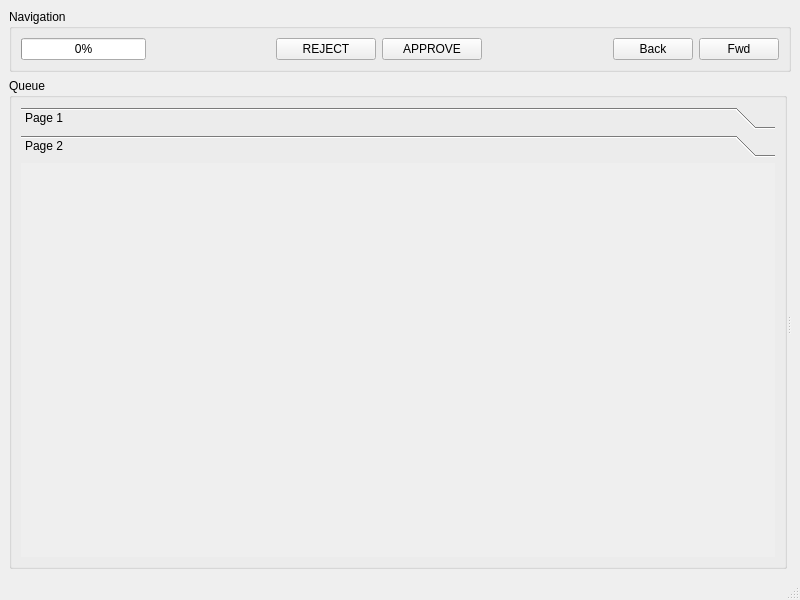
First picture: the form in src/qtgui/MainWindow/UI/MainUI.ui, repository tsole0/saspub-reviewer, before the edit.
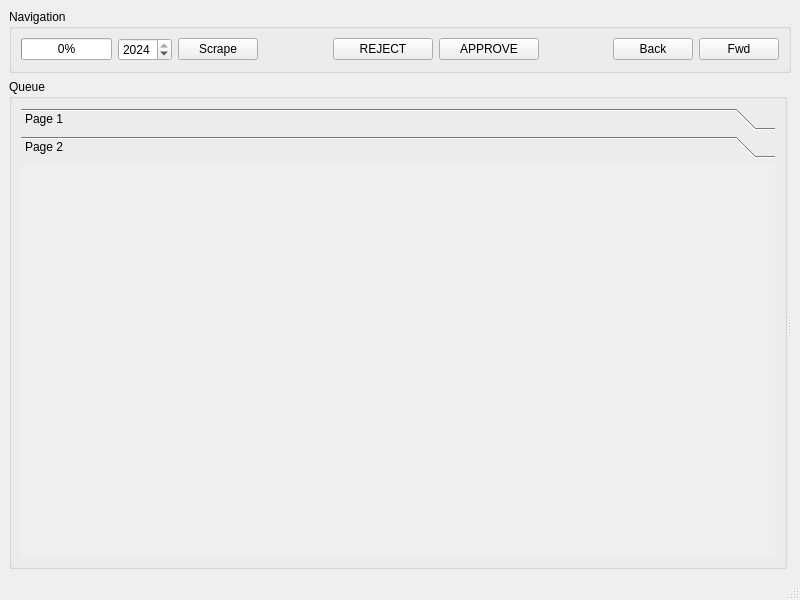
Second picture: the form after the edit. Custom widgets are drawn as their Qt base class.

Patch:
```diff
--- a/src/qtgui/MainWindow/UI/MainUI.ui
+++ b/src/qtgui/MainWindow/UI/MainUI.ui
@@ -36,6 +36,26 @@
            </property>
           </widget>
          </item>
+         <item>
+          <widget class="QSpinBox" name="spinYear">
+           <property name="minimum">
+            <number>2005</number>
+           </property>
+           <property name="maximum">
+            <number>2024</number>
+           </property>
+           <property name="value">
+            <number>2024</number>
+           </property>
+          </widget>
+         </item>
+         <item>
+          <widget class="QPushButton" name="cmdScrape">
+           <property name="text">
+            <string>Scrape</string>
+           </property>
+          </widget>
+         </item>
          <item>
           <spacer name="horizontalSpacer">
            <property name="orientation">
@@ -161,10 +181,16 @@
                <rect>
                 <x>0</x>
                 <y>0</y>
-                <width>639</width>
+                <width>738</width>
                 <height>395</height>
                </rect>
               </property>
+              <property name="sizePolicy">
+               <sizepolicy hsizetype="Expanding" vsizetype="Preferred">
+                <horstretch>0</horstretch>
+                <verstretch>0</verstretch>
+               </sizepolicy>
+              </property>
               <attribute name="label">
                <string>Page 2</string>
               </attribute>
```
Left out of the diff: 8 changed lines with no effect on the pictures.
